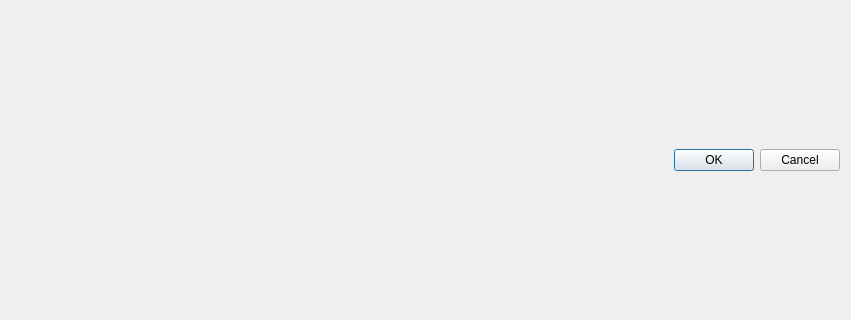
Old version of the form agentlogicinput.ui in the repository Micelium1/agent_immitation_modeling_tool; both pictures show x 0 to 851 and y 122 to 442 of the 851 by 564 pixel window.
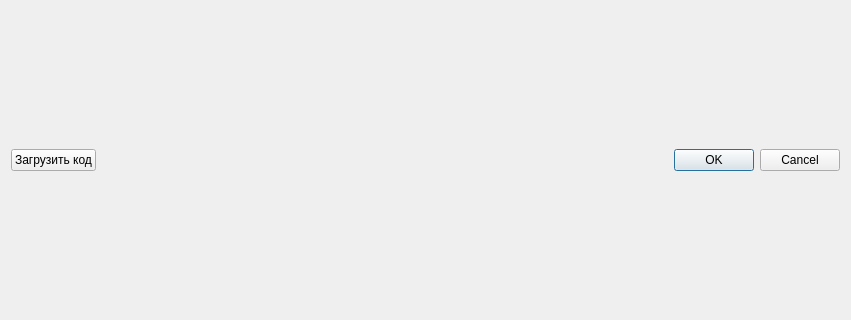
New version of the form.

Diff of the .ui file:
```diff
--- a/agentlogicinput.ui
+++ b/agentlogicinput.ui
@@ -15,6 +15,15 @@
   </property>
   <layout class="QVBoxLayout" name="verticalLayout">
    <item>
+    <layout class="QHBoxLayout" name="horizontalLayout">
+     <item>
+      <widget class="QPushButton" name="loadButton">
+       <property name="text">
+        <string>Загрузить код</string>
+       </property>
+      </widget>
+     </item>
+     <item>
     <widget class="QDialogButtonBox" name="buttonBox">
      <property name="orientation">
       <enum>Qt::Orientation::Horizontal</enum>
@@ -23,6 +32,8 @@
       <set>QDialogButtonBox::StandardButton::Cancel|QDialogButtonBox::StandardButton::Ok</set>
      </property>
     </widget>
+     </item>
+    </layout>
    </item>
   </layout>
  </widget>
```
Left out of the diff: 2 changed lines with no effect on the pictures. Lines whose indentation alone changed are shown as unchanged.
